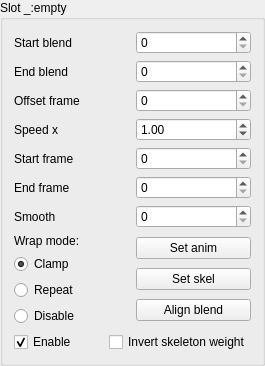
ryzom/ryzomcore, file code/nel/tools/3d/object_viewer_qt/src/slot_form.ui: the form before one commit.
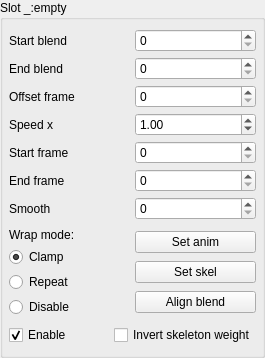
The form after the commit.

```diff
--- a/code/nel/tools/3d/object_viewer_qt/src/slot_form.ui
+++ b/code/nel/tools/3d/object_viewer_qt/src/slot_form.ui
@@ -26,6 +26,12 @@
    <bool>false</bool>
   </property>
   <layout class="QGridLayout" name="gridLayout_2">
+   <property name="margin">
+    <number>6</number>
+   </property>
+   <property name="spacing">
+    <number>5</number>
+   </property>
    <item row="0" column="0" colspan="2">
     <layout class="QGridLayout" name="gridLayout">
      <item row="0" column="0">
```
